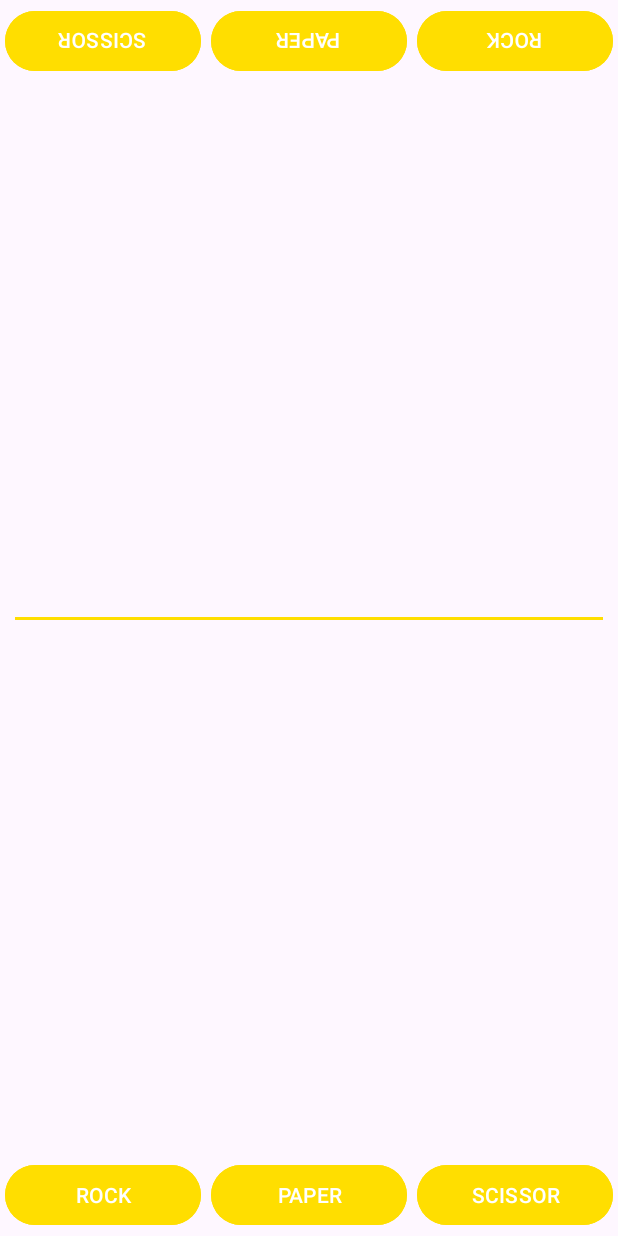
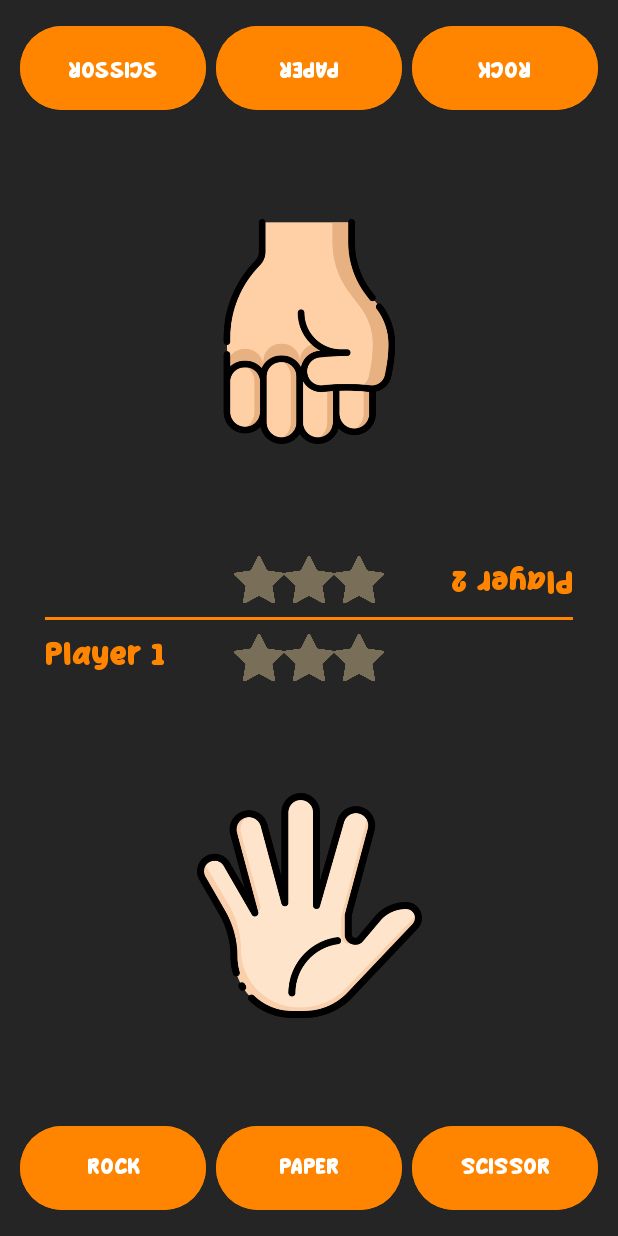
Before and after one commit to erdemyesilcicek/HandsOfFate, an Android app: the PlayWithOtherFragment screen opened through its navigation route, on a phone screen of 412 x 824 dp. Run offline under Robolectric (Android 15) with nearby library versions, the phone set to English and light mode, and no system bars.

Commit message:
play with other button xml is over

```diff
--- a/app/src/main/res/layout/fragment_play_with_other.xml
+++ b/app/src/main/res/layout/fragment_play_with_other.xml
@@ -4,12 +4,14 @@
     xmlns:tools="http://schemas.android.com/tools"
     android:layout_width="match_parent"
     android:layout_height="match_parent"
+    android:background="@color/newBlack"
     tools:context=".PlayWithOtherFragment">
 
     <LinearLayout
         android:id="@+id/linearLayout"
         android:layout_width="match_parent"
         android:layout_height="wrap_content"
+        android:layout_margin="10dp"
         android:orientation="horizontal"
         android:rotation="180"
         app:layout_constraintEnd_toEndOf="parent"
@@ -22,8 +24,9 @@
             android:layout_height="match_parent"
             android:layout_margin="3dp"
             android:layout_weight="1"
-            android:backgroundTint="@color/yellow"
-            android:padding="2dp"
+            android:backgroundTint="@color/orange"
+            android:fontFamily="@font/cartoon"
+            android:padding="20dp"
             android:text="ROCK" />
 
         <Button
@@ -32,8 +35,9 @@
             android:layout_height="match_parent"
             android:layout_margin="3dp"
             android:layout_weight="1"
-            android:backgroundTint="@color/yellow"
-            android:padding="2dp"
+            android:backgroundTint="@color/orange"
+            android:fontFamily="@font/cartoon"
+            android:padding="20dp"
             android:text="PAPER" />
 
         <Button
@@ -42,25 +46,62 @@
             android:layout_height="match_parent"
             android:layout_margin="3dp"
             android:layout_weight="1"
-            android:backgroundTint="@color/yellow"
-            android:padding="2dp"
+            android:backgroundTint="@color/orange"
+            android:fontFamily="@font/cartoon"
+            android:padding="20dp"
             android:text="SCISSOR" />
     </LinearLayout>
 
     <View
+        android:id="@+id/view"
         android:layout_width="match_parent"
         android:layout_height="2dp"
-        android:layout_margin="10dp"
-        android:background="@color/yellow"
+        android:layout_margin="30dp"
+        android:background="@color/orange"
         app:layout_constraintBottom_toBottomOf="parent"
         app:layout_constraintEnd_toEndOf="parent"
         app:layout_constraintStart_toStartOf="parent"
         app:layout_constraintTop_toTopOf="parent" />
 
     <LinearLayout
+        android:id="@+id/linearLayout3"
+        android:layout_width="100dp"
+        android:layout_height="50dp"
+        android:layout_weight="1"
+        android:orientation="horizontal"
+        app:layout_constraintBottom_toTopOf="@+id/view"
+        app:layout_constraintEnd_toEndOf="parent"
+        app:layout_constraintStart_toStartOf="parent"
+        app:layout_constraintTop_toBottomOf="@+id/linearLayout"
+        app:layout_constraintVertical_bias="1.0">
+
+        <ImageView
+            android:id="@+id/SecondPlayerThirdStar"
+            android:layout_width="match_parent"
+            android:layout_height="match_parent"
+            android:layout_weight="1"
+            android:src="@drawable/emptystar" />
+
+        <ImageView
+            android:id="@+id/SecondPlayerSecondStar"
+            android:layout_width="match_parent"
+            android:layout_height="match_parent"
+            android:layout_weight="1"
+            android:src="@drawable/emptystar" />
+
+        <ImageView
+            android:id="@+id/SecondPlayerFirstStar"
+            android:layout_width="match_parent"
+            android:layout_height="match_parent"
+            android:layout_weight="1"
+            android:src="@drawable/emptystar" />
+    </LinearLayout>
+
+    <LinearLayout
         android:id="@+id/linearLayout2"
         android:layout_width="match_parent"
         android:layout_height="wrap_content"
+        android:layout_margin="10dp"
         android:orientation="horizontal"
         app:layout_constraintBottom_toBottomOf="parent"
         app:layout_constraintEnd_toEndOf="parent"
@@ -72,8 +113,9 @@
             android:layout_height="match_parent"
             android:layout_margin="3dp"
             android:layout_weight="1"
-            android:backgroundTint="@color/yellow"
-            android:padding="2dp"
+            android:backgroundTint="@color/orange"
+            android:fontFamily="@font/cartoon"
+            android:padding="20dp"
             android:text="ROCK" />
 
         <Button
@@ -82,8 +124,9 @@
             android:layout_height="match_parent"
             android:layout_margin="3dp"
             android:layout_weight="1"
-            android:backgroundTint="@color/yellow"
-            android:padding="2dp"
+            android:backgroundTint="@color/orange"
+            android:fontFamily="@font/cartoon"
+            android:padding="20dp"
             android:text="PAPER" />
 
         <Button
@@ -92,8 +135,89 @@
             android:layout_height="match_parent"
             android:layout_margin="3dp"
             android:layout_weight="1"
-            android:backgroundTint="@color/yellow"
-            android:padding="2dp"
+            android:backgroundTint="@color/orange"
+            android:fontFamily="@font/cartoon"
+            android:padding="20dp"
             android:text="SCISSOR" />
     </LinearLayout>
+
+    <LinearLayout
+        android:id="@+id/linearLayout4"
+        android:layout_width="100dp"
+        android:layout_height="50dp"
+        android:orientation="horizontal"
+        app:layout_constraintBottom_toTopOf="@+id/linearLayout2"
+        app:layout_constraintEnd_toEndOf="parent"
+        app:layout_constraintStart_toStartOf="parent"
+        app:layout_constraintTop_toBottomOf="@+id/view"
+        app:layout_constraintVertical_bias="0.0">
+
+        <ImageView
+            android:id="@+id/MainPlayerFirstStar"
+            android:layout_width="match_parent"
+            android:layout_height="match_parent"
+            android:layout_weight="1"
+            android:src="@drawable/emptystar" />
+
+        <ImageView
+            android:id="@+id/MainPlayerSecondStar"
+            android:layout_width="match_parent"
+            android:layout_height="match_parent"
+            android:layout_weight="1"
+            android:src="@drawable/emptystar" />
+
+        <ImageView
+            android:id="@+id/MainPlayerThirdStar"
+            android:layout_width="match_parent"
+            android:layout_height="match_parent"
+            android:layout_weight="1"
+            android:src="@drawable/emptystar" />
+    </LinearLayout>
+
+    <ImageView
+        android:id="@+id/secondPlayerIcon"
+        android:layout_width="150dp"
+        android:layout_height="150dp"
+        android:rotation="180"
+        android:src="@drawable/rock"
+        app:layout_constraintBottom_toTopOf="@+id/linearLayout3"
+        app:layout_constraintEnd_toEndOf="parent"
+        app:layout_constraintStart_toStartOf="parent"
+        app:layout_constraintTop_toBottomOf="@+id/linearLayout" />
+
+    <ImageView
+        android:id="@+id/mainPlayerIcon"
+        android:layout_width="150dp"
+        android:layout_height="150dp"
+        android:src="@drawable/paper"
+        app:layout_constraintBottom_toTopOf="@+id/linearLayout2"
+        app:layout_constraintEnd_toEndOf="parent"
+        app:layout_constraintStart_toStartOf="parent"
+        app:layout_constraintTop_toBottomOf="@+id/linearLayout4" />
+
+    <TextView
+        android:id="@+id/mainPlayerNameText"
+        android:layout_width="wrap_content"
+        android:layout_height="wrap_content"
+        android:text="Player 1"
+        android:textSize="20sp"
+        android:fontFamily="@font/cartoon"
+        android:textColor="@color/orange"
+        app:layout_constraintBottom_toBottomOf="@+id/linearLayout4"
+        app:layout_constraintStart_toStartOf="@+id/view"
+        app:layout_constraintTop_toBottomOf="@+id/linearLayout3" />
+
+    <TextView
+        android:id="@+id/secondPlayerNameText"
+        android:layout_width="wrap_content"
+        android:layout_height="wrap_content"
+        android:rotation="180"
+        android:text="Player 2"
+        android:textSize="20sp"
+        android:fontFamily="@font/cartoon"
+        android:textColor="@color/orange"
+        app:layout_constraintBottom_toTopOf="@+id/view"
+        app:layout_constraintEnd_toEndOf="@+id/view"
+        app:layout_constraintTop_toTopOf="@+id/linearLayout3" />
+
 </androidx.constraintlayout.widget.ConstraintLayout>
--- a/app/src/main/res/values/colors.xml
+++ b/app/src/main/res/values/colors.xml
@@ -3,6 +3,10 @@
     <color name="black">#FF000000</color>
     <color name="newBlack">#252525</color>
     <color name="white">#FFFFFFFF</color>
+
+    <color name="orange">#FF8500</color>
+    <color name="darkOrange">#E07500</color>
+
     <color name="yellow">#FFDE00</color>
     <color name="darkYellow">#E7C900</color>
 </resources>
```
Also changed, not shown: app/src/main/res/layout/fragment_menu.xml (+51 -27 lines), app/src/main/res/drawable/logo.png, app/src/main/res/font/cartoon.ttf (added).
